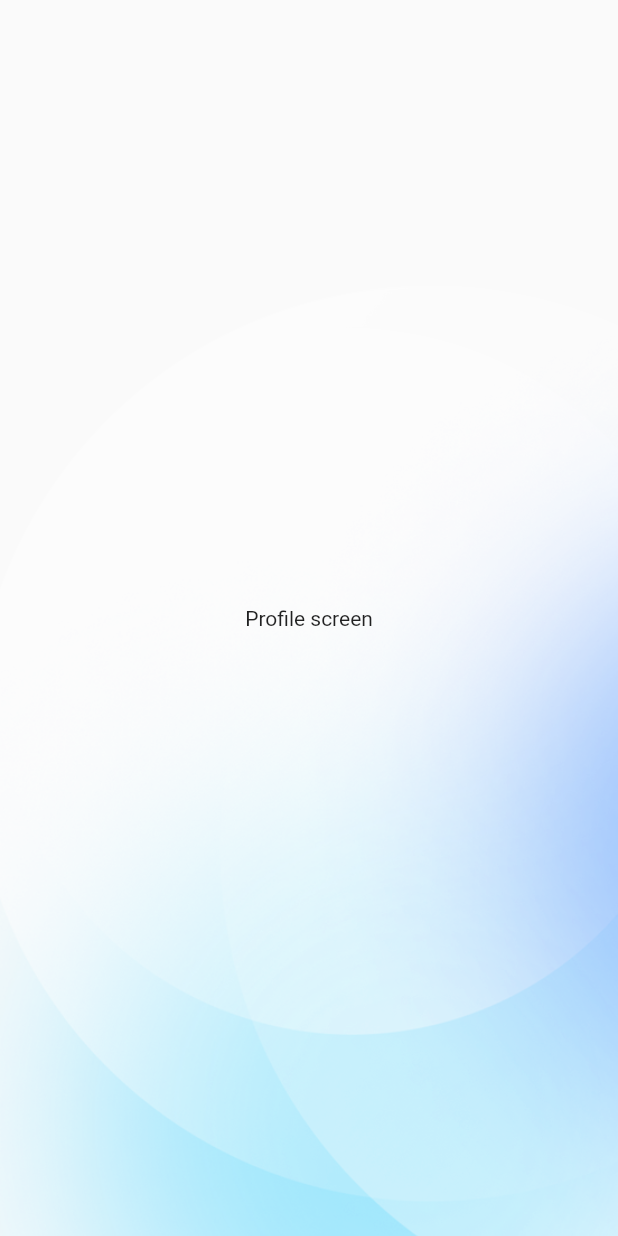
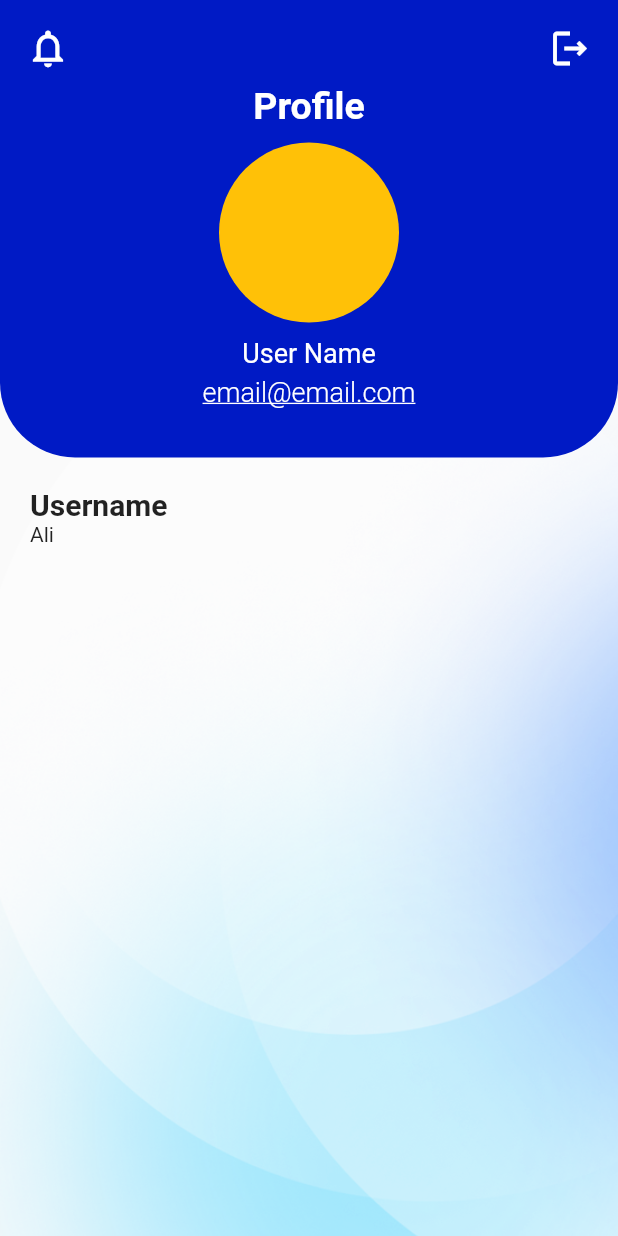
Before and after one commit to Peiling0509/safana_bekam_management_app, a Flutter app: the ProfileScreen screen opened directly, on a phone screen of 412 x 824 dp. Run offline on Flutter 3.47's test engine with Material 3 defaults, Android fonts, the light colour scheme and no system bars; our stand-ins replace fluttertoast, get.

Commit message:
latest commit

```diff
--- a/lib/components/custom_scaffold.dart
+++ b/lib/components/custom_scaffold.dart
@@ -11,9 +11,9 @@ class CustomScaffold extends StatelessWidget {
   @override
   Widget build(BuildContext context) {
     return Scaffold(
-
-      body: Stack(
-        children: [
+        body: SafeArea(
+          child: Stack(
+                children: [
           // Background Image
           Positioned.fill(
             child: Image.asset(
@@ -23,8 +23,8 @@ class CustomScaffold extends StatelessWidget {
           ),
           // Screen Content
           body,
-        ],
-      )
-    );
+                ],
+              ),
+        ));
   }
 }
--- a/lib/controller/home/root_home_controller.dart
+++ b/lib/controller/home/root_home_controller.dart
@@ -1,6 +1,7 @@
 import 'package:flutter/material.dart';
 import 'package:get/get.dart';
 import 'package:safana_bekam_management_app/screen/Home/home_screen.dart';
+import 'package:safana_bekam_management_app/screen/home/dashboard_screen.dart';
 import 'package:safana_bekam_management_app/screen/home/profile_screen.dart';
 import 'package:safana_bekam_management_app/screen/home/search_patient_screen.dart';
 
@@ -13,6 +14,7 @@ class RootHomeController extends GetxController {
   void onInit() {
     super.onInit();
      screens = [
+      const DashboardScreen(),
       const HomeScreen(),
       const SearchPatientScreen(),
       const ProfileScreen(),
--- /dev/null
+++ b/lib/data/respository/api.dart
@@ -0,0 +1,3 @@
+const String DOMAIN_URL = "http://188.166.247.227:5000/";
+
+const String LOGIN = "$DOMAIN_URL/login";
--- a/lib/main.dart
+++ b/lib/main.dart
@@ -27,7 +27,8 @@ class MainApp extends StatelessWidget {
             showSelectedLabels: false,
             showUnselectedLabels: false,
             selectedItemColor: ConstantColor.primaryColor,
-            selectedIconTheme: const IconThemeData(size: 35),
+            unselectedItemColor: Colors.grey,
+            selectedIconTheme: const IconThemeData(size: 30),
             unselectedIconTheme: const IconThemeData(size: 30),
           )),
       initialRoute: '/',
--- a/lib/screen/home/home_screen.dart
+++ b/lib/screen/home/home_screen.dart
@@ -1,7 +1,5 @@
 import 'package:flutter/material.dart';
 import 'package:safana_bekam_management_app/components/custom_scaffold.dart';
-//import 'package:safana_bekam_management_app/components/custom_scaffold.dart';
-import 'package:safana_bekam_management_app/constant/asset_path.dart';
 import 'package:safana_bekam_management_app/constant/color.dart';
 
 class HomeScreen extends StatefulWidget {
@@ -60,6 +58,7 @@ class _HomeScreenState extends State<HomeScreen> {
               ),
             ),
           ),
+
           Padding(
             padding: const EdgeInsets.only(top: 30, left: 30),
             child: Text(
--- a/lib/screen/home/profile_screen.dart
+++ b/lib/screen/home/profile_screen.dart
@@ -1,5 +1,8 @@
 import 'package:flutter/material.dart';
+import 'package:flutter/widgets.dart';
+import 'package:get/get.dart';
 import 'package:safana_bekam_management_app/components/custom_scaffold.dart';
+import 'package:safana_bekam_management_app/constant/color.dart';
 
 class ProfileScreen extends StatefulWidget {
   const ProfileScreen({super.key});
@@ -13,7 +16,83 @@ class _ProfileScreenState extends State<ProfileScreen> {
   Widget build(BuildContext context) {
     return CustomScaffold(
       body: Center(
-        child: Text("Profile screen"),
+        child: Column(
+          mainAxisAlignment: MainAxisAlignment.start,
+          children: [
+            Container(
+              padding: const EdgeInsets.all(8),
+              width: Get.width,
+              //height: Get.height / 3,
+              decoration: BoxDecoration(
+                  color: ConstantColor.primaryColor,
+                  borderRadius: const BorderRadius.only(
+                      bottomLeft: Radius.circular(50),
+                      bottomRight: Radius.circular(50))),
+              child: Column(
+                children: [
+                  //App Bar
+                  Row(
+                    crossAxisAlignment: CrossAxisAlignment.start,
+                    mainAxisAlignment: MainAxisAlignment.spaceEvenly,
+                    children: [
+                      IconButton(
+                          onPressed: null,
+                          icon: Icon(
+                            Icons.notifications_outlined,
+                            size: 30,
+                            color: Colors.white,
+                          )),
+                      Spacer(),
+                      IconButton(
+                          onPressed: null,
+                          icon: Icon(
+                            Icons.logout_outlined,
+                            size: 30,
+                            color: Colors.white,
+                          )),
+                    ],
+                  ),
+                  //Profile picture
+                  const Text(
+                    'Profile',
+                    style: TextStyle(
+                        color: Colors.white,
+                        fontWeight: FontWeight.bold,
+                        fontSize: 25),
+                  ),
+                  const SizedBox(height: 10),
+                  SizedBox(
+                    height: 120,
+                    width: 120,
+                    child: CircleAvatar(
+                      backgroundColor: Colors.amber,
+                    ),
+                  ),
+                  const SizedBox(height: 10),
+                  Text('User Name', style: TextStyle(color: Colors.white, fontSize: 18),),
+                  const SizedBox(height: 5),
+                  Text('email@email.com', style: TextStyle(
+                    decoration: TextDecoration.underline,
+                    color: Colors.white, fontSize: 18, fontWeight: FontWeight.w300, ),),
+                  const SizedBox(height: 25)
+                ],
+              ),
+            ),
+            Container(
+              width: Get.width,
+              padding: const EdgeInsets.all(20),
+              child: Column(
+                mainAxisAlignment: MainAxisAlignment.start,
+                crossAxisAlignment: CrossAxisAlignment.start,
+                children: [
+                  Text('Username', style: TextStyle(fontWeight: FontWeight.bold, fontSize: 20,), ),
+                  Text('Ali')
+                ],
+              ),
+            )
+
+          ],
+        ),
       ),
     );
   }
--- a/lib/screen/login/login_screen.dart
+++ b/lib/screen/login/login_screen.dart
@@ -1,6 +1,5 @@
 import 'package:flutter/material.dart';
 import 'package:get/get.dart';
-import 'package:safana_bekam_management_app/components/toast.dart';
 import 'package:safana_bekam_management_app/constant/asset_path.dart';
 import 'package:safana_bekam_management_app/constant/color.dart';
 import 'package:safana_bekam_management_app/controller/login/login_controller.dart';
@@ -45,7 +44,7 @@ class _LoginScreenState extends State<LoginScreen> {
 
               _textfieldPassword(),
 
-              Row(
+              const Row(
                 mainAxisAlignment: MainAxisAlignment.end,
                 children: [
                   TextButton(
```
Also changed, not shown: lib/components/bottom_nav_bar.dart (+8 -3 lines), lib/screen/home/dashboard_screen.dart (added, +20 -0 lines).
